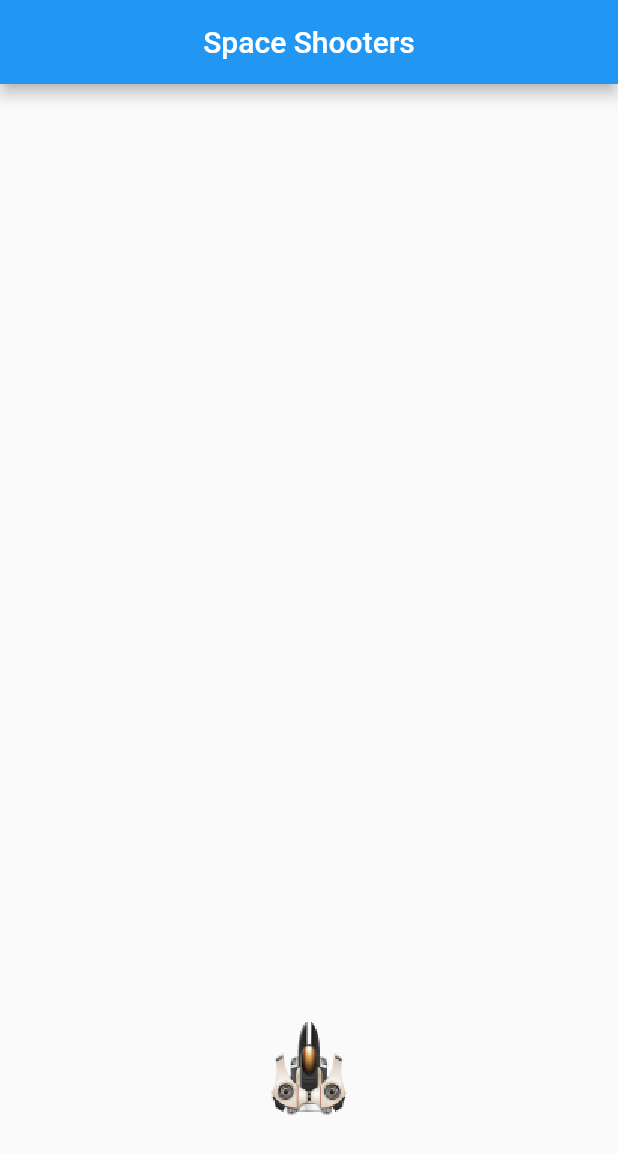
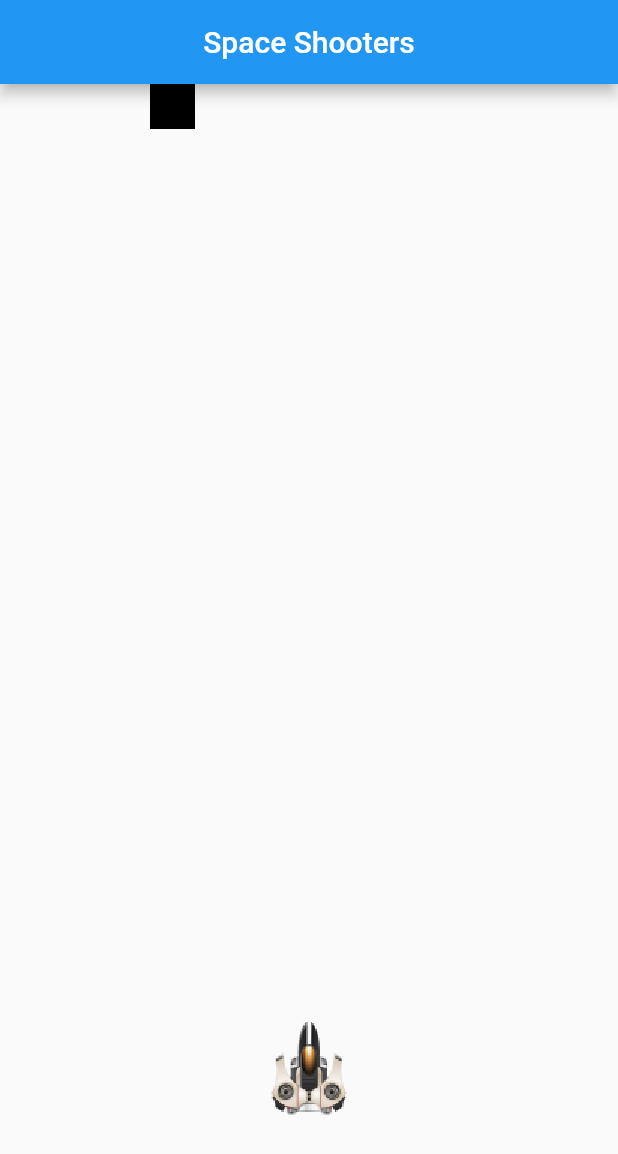
Before and after one commit to JuszJo/Flutter-App, a Flutter app: the screen it shows after launch, on a phone screen of 412 x 824 dp. Shown: the top 1154 px of the screen. Run offline on Flutter 3.47's test engine with Material 2 defaults, Android fonts, the phone set to English and light mode, and no system bars.

Commit message:
add meteor

```diff
--- /dev/null
+++ b/lib/classes/meteor.dart
@@ -0,0 +1,28 @@
+import 'package:flutter/material.dart';
+
+class Meteor {
+  double x = 100;
+  double y = 0;
+  double width = 30;
+  double height = 30;
+
+  void drawMeteor(Canvas canvas) {
+    Rect rect = Rect.fromLTWH(x, y, width, height);
+
+    canvas.drawRect(rect, Paint());
+  }
+}
+
+class MeteorPainter extends CustomPainter {
+  Meteor meteor = Meteor();
+
+  @override
+  void paint(Canvas canvas, Size size) {
+    meteor.drawMeteor(canvas);
+  }
+
+  @override
+  bool shouldRepaint(covariant CustomPainter oldDelegate) {
+    return true;
+  }
+}
--- a/lib/main.dart
+++ b/lib/main.dart
@@ -1,10 +1,12 @@
 import 'dart:async';
 import 'dart:ui' as ui;
+import 'package:flutter/material.dart';
 import 'package:flutter/foundation.dart';
-import 'package:flutter/material.dart';
+
 import 'classes/ship.dart';
+import "classes/bullet.dart";
+import 'package:my_app/classes/meteor.dart';
 
-import "classes/bullet.dart";
 import 'utils/utils.dart';
 
 Future<void> _initializeView() {
@@ -173,6 +175,15 @@ class MySpaceShip extends StatelessWidget {
               size: Size.infinite,
             ),
           ),
+
+          SizedBox(
+            width: 500,
+            height: 600,
+            child: CustomPaint(
+              painter: MeteorPainter(),
+              size: Size.infinite,
+            ),
+          ),
         ]
       ),
     );
```
Also changed, not shown: assets/asteroid.png (added).
